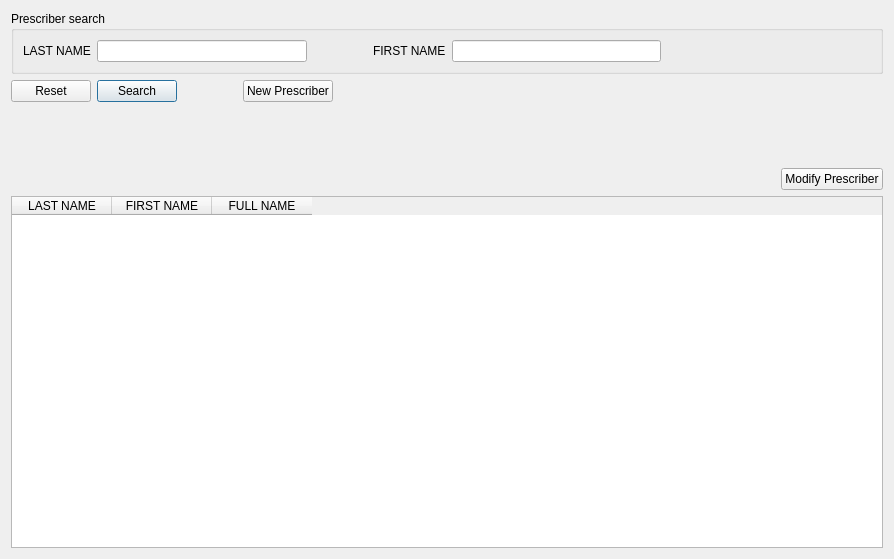
This is mtrack/prescriberframe.ui in kyledevans/Medicine-Track as Qt 5 draws it before an edit. The edited form follows.
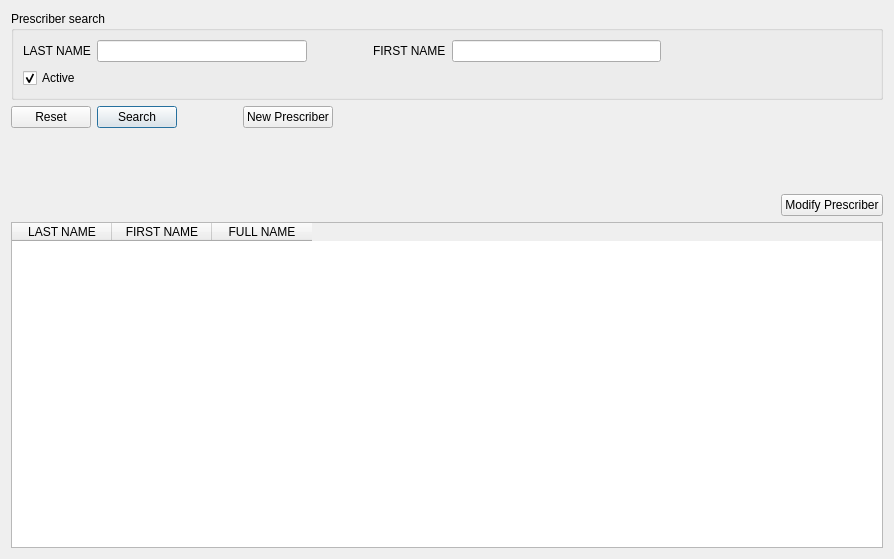
This is the edited form.

Commit message: patient search uses bind values. 	modified:   mtrack/globals.cpp 	modified:   mtrack/globals.h 	modified:   mtrack/patientsearch.cpp 	modified:   mtrack/patientsearch.ui 	modified:   mtrack/pharmacistframe.ui 	modified:   mtrack/prescriberframe.ui 	modified:   mtrack/prescriptionsframe.ui 	modified:   todo.txt

Diff of the .ui file:
```diff
--- a/mtrack/prescriberframe.ui
+++ b/mtrack/prescriberframe.ui
@@ -79,6 +79,33 @@
         </item>
        </layout>
       </item>
+      <item>
+       <layout class="QHBoxLayout" name="horizontalLayout_4">
+        <item>
+         <widget class="QCheckBox" name="activeField">
+          <property name="text">
+           <string>Active</string>
+          </property>
+          <property name="checked">
+           <bool>true</bool>
+          </property>
+         </widget>
+        </item>
+        <item>
+         <spacer name="horizontalSpacer_6">
+          <property name="orientation">
+           <enum>Qt::Horizontal</enum>
+          </property>
+          <property name="sizeHint" stdset="0">
+           <size>
+            <width>40</width>
+            <height>20</height>
+           </size>
+          </property>
+         </spacer>
+        </item>
+       </layout>
+      </item>
      </layout>
     </widget>
    </item>
```
The commit also changes 7 other files.
